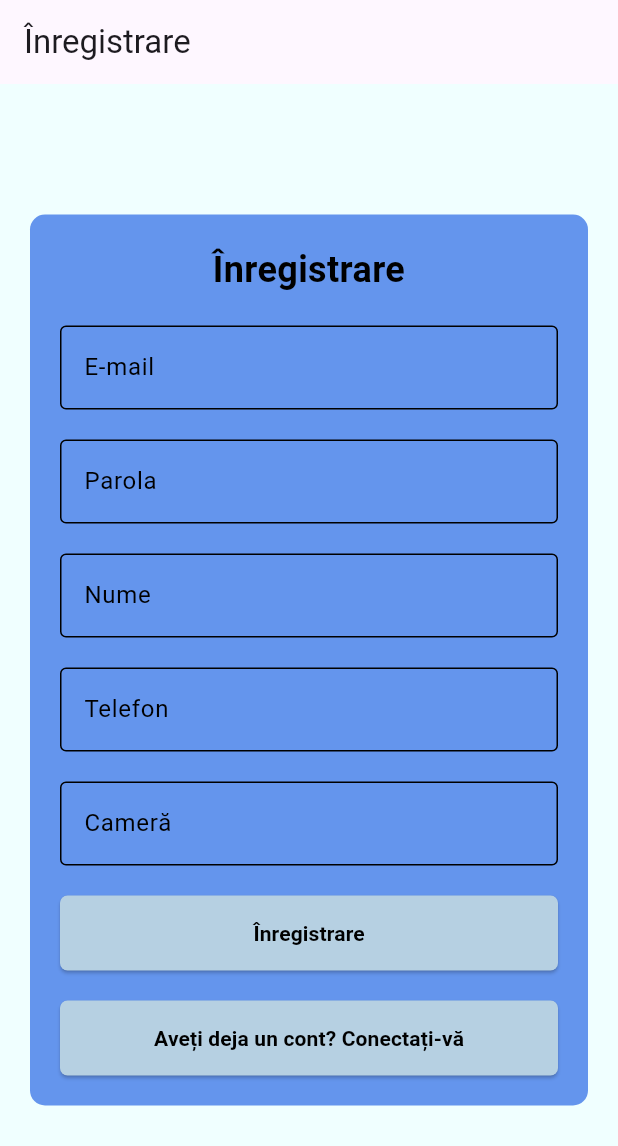
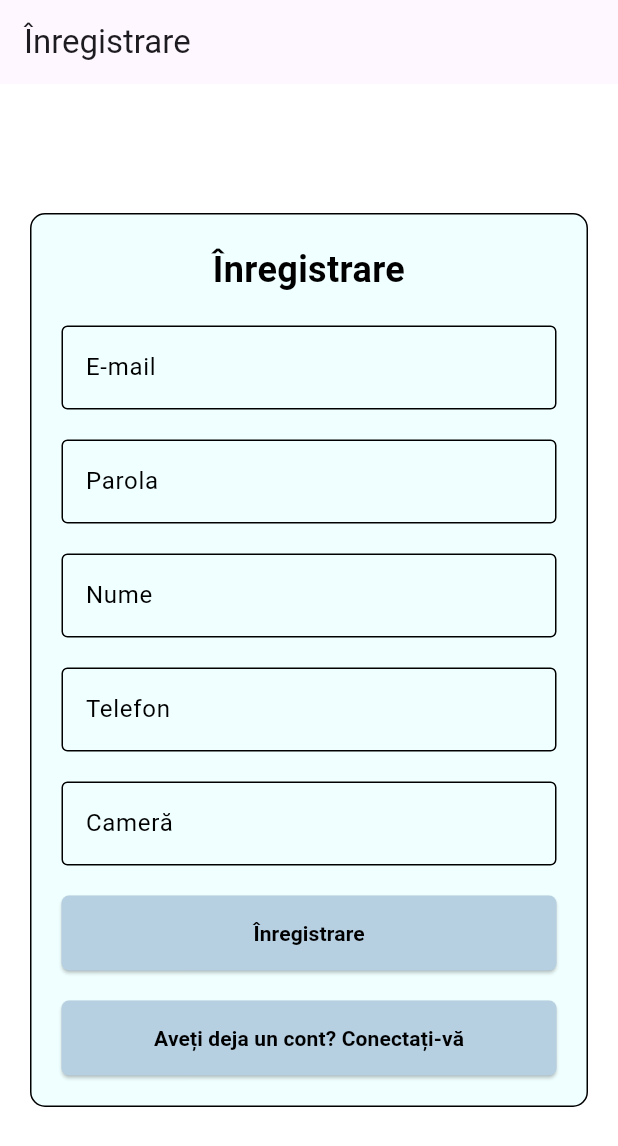
Before and after one commit to adelin232/StudentDormFrontend, a Flutter app: the screen it shows after launch, after a tap on "Nu aveți un cont? Înregistrați-vă", on a phone screen of 412 x 824 dp. Shown: the top 1146 px of the screen. Run offline on Flutter 3.47's test engine with Material 3 defaults, Android fonts, the phone set to English and light mode, and no system bars; our stand-ins replace firebase_auth, firebase_core; accounts and stored records are empty; network calls fail.

Commit message:
Change colors

```diff
--- a/student_dorm_frontend/lib/admin_page.dart
+++ b/student_dorm_frontend/lib/admin_page.dart
@@ -77,6 +77,7 @@ class _AdminPageState extends State<AdminPage> {
     return Scaffold(
       appBar: AppBar(
         title: const Text('Administrator'),
+        backgroundColor: const Color(0xFF0077B6),
         actions: <Widget>[
           IconButton(
             icon: const Icon(Icons.home),
--- a/student_dorm_frontend/lib/booking_page.dart
+++ b/student_dorm_frontend/lib/booking_page.dart
@@ -106,6 +106,7 @@ class _BookingPageState extends State<BookingPage> {
         backgroundColor: const Color(0xFFF0FFFF),
         appBar: AppBar(
           title: const Text('Rezervări de mașini de spălat'),
+          backgroundColor: const Color(0xFF0077B6),
           automaticallyImplyLeading: false,
           actions: <Widget>[
             IconButton(
--- a/student_dorm_frontend/lib/complaint_page.dart
+++ b/student_dorm_frontend/lib/complaint_page.dart
@@ -67,6 +67,7 @@ class _ComplaintPageState extends State<ComplaintPage> {
       backgroundColor: const Color(0xFFF0FFFF),
       appBar: AppBar(
         title: const Text('Trimitere plângere'),
+        backgroundColor: const Color(0xFF0077B6),
         automaticallyImplyLeading: false,
         actions: <Widget>[
           IconButton(
--- a/student_dorm_frontend/lib/feed_page.dart
+++ b/student_dorm_frontend/lib/feed_page.dart
@@ -36,6 +36,7 @@ class _FeedPageState extends State<FeedPage> {
     return Scaffold(
       appBar: AppBar(
         title: const Text('Feed anunțuri'),
+        backgroundColor: const Color(0xFF0077B6),
         automaticallyImplyLeading: false,
         actions: <Widget>[
           IconButton(
--- a/student_dorm_frontend/lib/home_page.dart
+++ b/student_dorm_frontend/lib/home_page.dart
@@ -63,6 +63,7 @@ class _HomePageState extends State<HomePage> {
     return Scaffold(
       appBar: AppBar(
         title: const Text('Homepage'),
+        backgroundColor: const Color(0xFF0077B6),
         automaticallyImplyLeading: false,
       ),
       body: Center(
--- a/student_dorm_frontend/lib/login_page.dart
+++ b/student_dorm_frontend/lib/login_page.dart
@@ -71,10 +71,11 @@ class _LoginPageState extends State<LoginPage> {
     double widthFactor = screenSize.width > 600 ? 1.2 : 1;
 
     return Scaffold(
-      backgroundColor: const Color(0xFFF0FFFF),
+      backgroundColor: const Color(0xFFFFFFFF),
       appBar: AppBar(
+        title: const Text('Conectare'),
+        backgroundColor: const Color(0xFF0077B6),
         automaticallyImplyLeading: false,
-        title: const Text('Conectare'),
       ),
       body: Center(
         child: ConstrainedBox(
@@ -92,8 +93,9 @@ class _LoginPageState extends State<LoginPage> {
                     child: Container(
                       padding: const EdgeInsets.all(20.0),
                       decoration: BoxDecoration(
-                        color: const Color(0xFF6495ED),
+                        color: const Color(0xFFF0FFFF),
                         borderRadius: BorderRadius.circular(10.0),
+                        border: Border.all(color: Colors.black, width: 1.0),
                       ),
                       child: Column(
                         crossAxisAlignment: CrossAxisAlignment.stretch,
--- a/student_dorm_frontend/lib/profile_page.dart
+++ b/student_dorm_frontend/lib/profile_page.dart
@@ -104,6 +104,7 @@ class _ProfilePageState extends State<ProfilePage> {
       backgroundColor: const Color(0xFFF0FFFF),
       appBar: AppBar(
         title: const Text('Profil student'),
+        backgroundColor: const Color(0xFF0077B6),
         automaticallyImplyLeading: false,
         actions: <Widget>[
           IconButton(
--- a/student_dorm_frontend/lib/signup_page.dart
+++ b/student_dorm_frontend/lib/signup_page.dart
@@ -97,7 +97,7 @@ class _SignUpPageState extends State<SignUpPage> {
     double widthFactor = screenSize.width > 600 ? 1.2 : 1;
 
     return Scaffold(
-      backgroundColor: const Color(0xFFF0FFFF),
+      backgroundColor: const Color(0xFFFFFFFF),
       appBar: AppBar(
         automaticallyImplyLeading: false,
         title: const Text('Înregistrare'),
@@ -116,8 +116,9 @@ class _SignUpPageState extends State<SignUpPage> {
                     child: Container(
                       padding: const EdgeInsets.all(20.0),
                       decoration: BoxDecoration(
-                        color: const Color(0xFF6495ED),
+                        color: const Color(0xFFF0FFFF),
                         borderRadius: BorderRadius.circular(10.0),
+                        border: Border.all(color: Colors.black, width: 1.0),
                       ),
                       child: Column(
                         crossAxisAlignment: CrossAxisAlignment.stretch,
```
